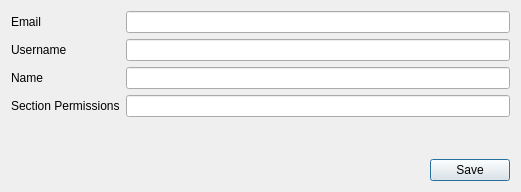
ytxerp/ytx-client, file dialog/userprofiledialog.ui: the form before one commit.
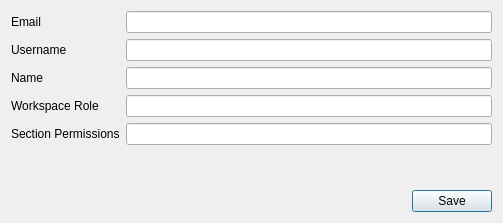
The form after the commit.

```diff
--- a/dialog/userprofiledialog.ui
+++ b/dialog/userprofiledialog.ui
@@ -6,8 +6,8 @@
    <rect>
     <x>0</x>
     <y>0</y>
-    <width>521</width>
-    <height>192</height>
+    <width>503</width>
+    <height>223</height>
    </rect>
   </property>
   <property name="windowTitle">
@@ -27,7 +27,11 @@
       </widget>
      </item>
      <item row="0" column="1">
-      <widget class="QLineEdit" name="lineEditEmail"/>
+      <widget class="QLineEdit" name="lineEditEmail">
+       <property name="readOnly">
+        <bool>true</bool>
+       </property>
+      </widget>
      </item>
      <item row="1" column="0">
       <widget class="QLabel" name="labelUsername">
@@ -49,20 +53,34 @@
      <item row="2" column="1">
       <widget class="QLineEdit" name="lineEditName"/>
      </item>
-     <item row="3" column="0">
+     <item row="4" column="0">
       <widget class="QLabel" name="label">
        <property name="text">
         <string>Section Permissions</string>
        </property>
       </widget>
      </item>
-     <item row="3" column="1">
+     <item row="4" column="1">
       <widget class="QLineEdit" name="lineEditSectionPermissions">
        <property name="readOnly">
         <bool>true</bool>
        </property>
       </widget>
      </item>
+     <item row="3" column="0">
+      <widget class="QLabel" name="label_2">
+       <property name="text">
+        <string>Workspace Role</string>
+       </property>
+      </widget>
+     </item>
+     <item row="3" column="1">
+      <widget class="QLineEdit" name="lineEditWorkspaceRole">
+       <property name="readOnly">
+        <bool>true</bool>
+       </property>
+      </widget>
+     </item>
     </layout>
    </item>
    <item row="2" column="0">
```
